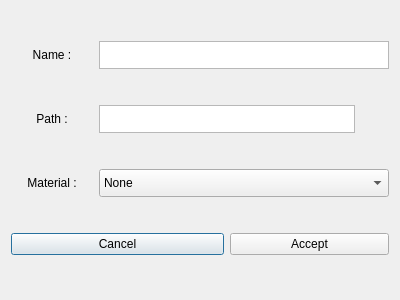
Above: ui/ui_setups/import_asset.ui from AnthonySTZ/AssetManager before the change. Below: the same form after it.
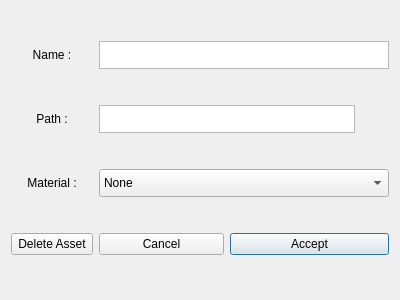
That is the form after the change. Icons and pictures are not drawn.

Patch:
```diff
--- a/ui/ui_setups/import_asset.ui
+++ b/ui/ui_setups/import_asset.ui
@@ -16,13 +16,6 @@
   <layout class="QHBoxLayout" name="horizontalLayout">
    <item>
     <layout class="QGridLayout" name="gridLayout">
-     <item row="3" column="0" colspan="2">
-      <widget class="QPushButton" name="cancel_btn">
-       <property name="text">
-        <string>Cancel</string>
-       </property>
-      </widget>
-     </item>
      <item row="2" column="0">
       <widget class="QLabel" name="label_3">
        <property name="text">
@@ -151,6 +144,20 @@
        </property>
       </widget>
      </item>
+     <item row="3" column="1">
+      <widget class="QPushButton" name="cancel_btn">
+       <property name="text">
+        <string>Cancel</string>
+       </property>
+      </widget>
+     </item>
+     <item row="3" column="0">
+      <widget class="QPushButton" name="delete_btn">
+       <property name="text">
+        <string>Delete Asset</string>
+       </property>
+      </widget>
+     </item>
     </layout>
    </item>
   </layout>
```
